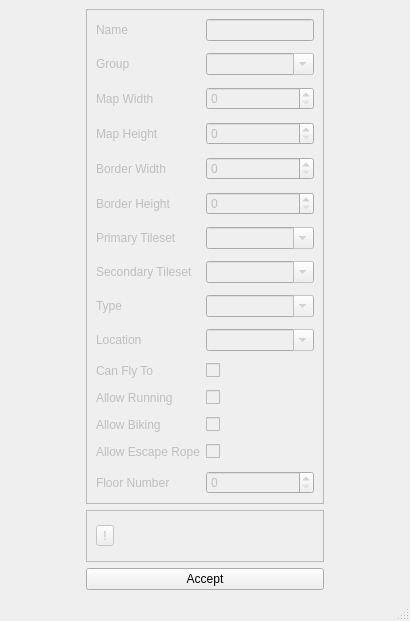
Before: the Qt Designer form forms/newmappopup.ui in huderlem/porymap, drawn with Qt 5.
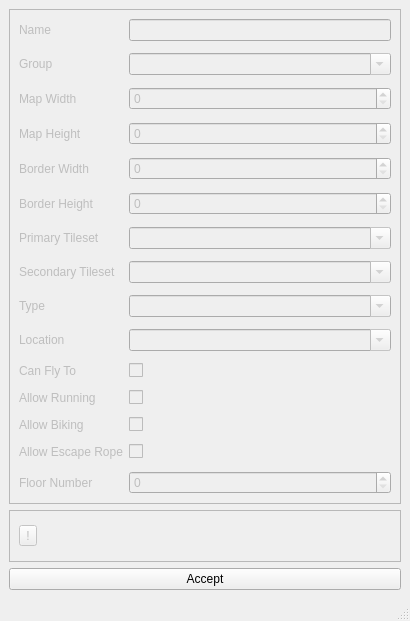
After: the same form once the commit is applied. Custom widgets are drawn as their Qt base class.

Commit message: Fix new map popup layout

Patch:
```diff
--- a/forms/newmappopup.ui
+++ b/forms/newmappopup.ui
@@ -34,7 +34,7 @@
       </property>
       <layout class="QFormLayout" name="formLayout_2">
        <property name="sizeConstraint">
-        <enum>QLayout::SetFixedSize</enum>
+        <enum>QLayout::SetDefaultConstraint</enum>
        </property>
        <property name="verticalSpacing">
         <number>12</number>
@@ -301,7 +301,7 @@
        <bool>false</bool>
       </property>
       <property name="sizePolicy">
-       <sizepolicy hsizetype="Minimum" vsizetype="Minimum">
+       <sizepolicy hsizetype="Preferred" vsizetype="Minimum">
         <horstretch>0</horstretch>
         <verstretch>0</verstretch>
        </sizepolicy>
@@ -331,6 +331,9 @@
            <verstretch>0</verstretch>
           </sizepolicy>
          </property>
+         <property name="styleSheet">
+          <string notr="true">color: rgb(255, 0, 0)</string>
+         </property>
          <property name="text">
           <string/>
          </property>
```
Left out of the diff: 8 changed lines with no effect on the pictures.
